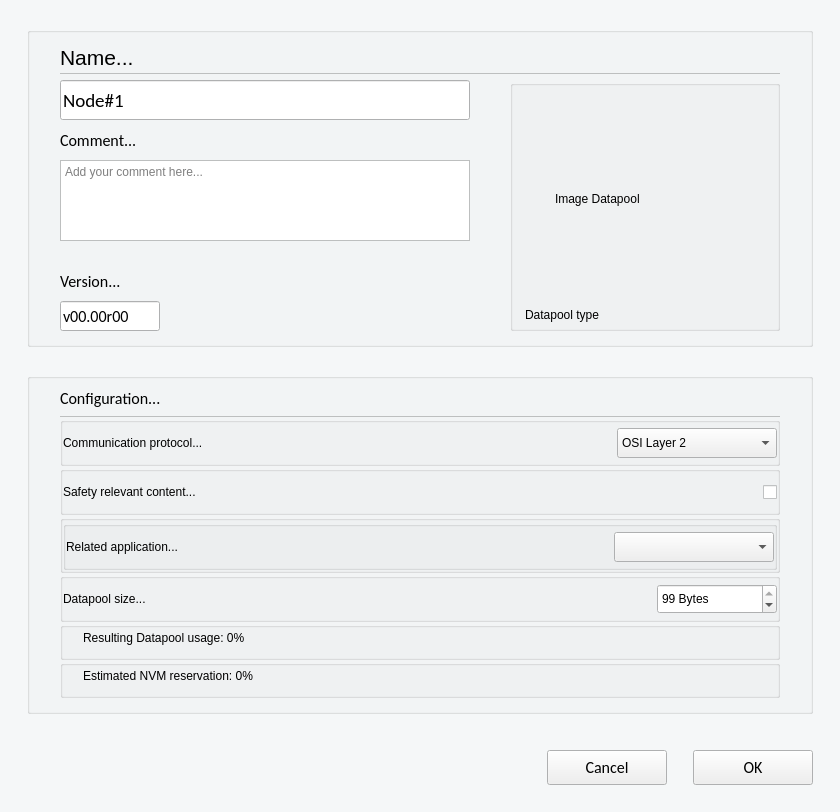
openSYDE/openSYDE, file opensyde_tool/src/system_definition/node_edit/C_SdNdeDatapoolProperties.ui: the form before one commit.
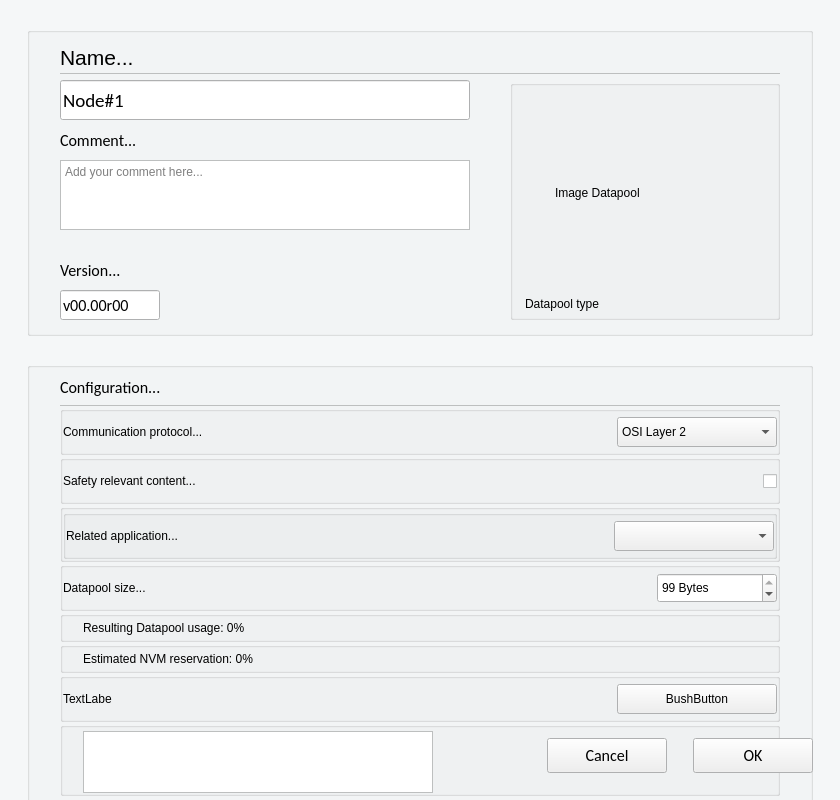
The form after the commit. Custom widgets are drawn as their Qt base class.

```diff
--- a/opensyde_tool/src/system_definition/node_edit/C_SdNdeDatapoolProperties.ui
+++ b/opensyde_tool/src/system_definition/node_edit/C_SdNdeDatapoolProperties.ui
@@ -10,7 +10,7 @@
     <x>0</x>
     <y>0</y>
     <width>840</width>
-    <height>812</height>
+    <height>800</height>
    </rect>
   </property>
   <property name="sizePolicy">
@@ -22,7 +22,7 @@
   <property name="minimumSize">
    <size>
     <width>840</width>
-    <height>812</height>
+    <height>800</height>
    </size>
   </property>
   <property name="palette">
@@ -1111,7 +1111,7 @@
                <item>
                 <layout class="QHBoxLayout" name="horizontalLayout_15" stretch="0,0,1">
                  <property name="bottomMargin">
-                  <number>9</number>
+                  <number>0</number>
                  </property>
                  <item>
                   <spacer name="horizontalSpacer">
@@ -1174,9 +1174,6 @@
                </property>
                <item>
                 <layout class="QHBoxLayout" name="horizontalLayout_13" stretch="0,0,1">
-                 <property name="bottomMargin">
-                  <number>9</number>
-                 </property>
                  <item>
                   <spacer name="horizontalSpacer_13">
                    <property name="orientation">
@@ -1218,6 +1215,171 @@
               </layout>
              </widget>
             </item>
+            <item>
+             <widget class="stw_opensyde_gui_elements::C_OgeGbxTransparent" name="pc_GroupBoxShareConfiguration">
+              <property name="title">
+               <string/>
+              </property>
+              <layout class="QHBoxLayout" name="horizontalLayout_22" stretch="0,1,0">
+               <property name="spacing">
+                <number>6</number>
+               </property>
+               <property name="leftMargin">
+                <number>0</number>
+               </property>
+               <property name="topMargin">
+                <number>0</number>
+               </property>
+               <property name="rightMargin">
+                <number>0</number>
+               </property>
+               <property name="bottomMargin">
+                <number>0</number>
+               </property>
+               <item>
+                <widget class="stw_opensyde_gui_elements::C_OgeLabGroupItem" name="pc_LabelDatapoolShareConfiguration">
+                 <property name="minimumSize">
+                  <size>
+                   <width>0</width>
+                   <height>40</height>
+                  </size>
+                 </property>
+                 <property name="maximumSize">
+                  <size>
+                   <width>16777215</width>
+                   <height>40</height>
+                  </size>
+                 </property>
+                 <property name="text">
+                  <string>TextLabe</string>
+                 </property>
+                </widget>
+               </item>
+               <item>
+                <spacer name="horizontalSpacer_18">
+                 <property name="orientation">
+                  <enum>Qt::Horizontal</enum>
+                 </property>
+                 <property name="sizeHint" stdset="0">
+                  <size>
+                   <width>476</width>
+                   <height>20</height>
+                  </size>
+                 </property>
+                </spacer>
+               </item>
+               <item>
+                <widget class="stw_opensyde_gui_elements::C_OgePubConfigure" name="pc_BushButtonBreakRelation">
+                 <property name="minimumSize">
+                  <size>
+                   <width>160</width>
+                   <height>30</height>
+                  </size>
+                 </property>
+                 <property name="maximumSize">
+                  <size>
+                   <width>160</width>
+                   <height>30</height>
+                  </size>
+                 </property>
+                 <property name="text">
+                  <string>BushButton</string>
+                 </property>
+                </widget>
+               </item>
+              </layout>
+             </widget>
+            </item>
+            <item>
+             <widget class="stw_opensyde_gui_elements::C_OgeGbxTransparent" name="pc_GroupBoxShareConfigurationList">
+              <property name="title">
+               <string/>
+              </property>
+              <layout class="QHBoxLayout" name="horizontalLayout_23" stretch="0,0,1">
+               <property name="leftMargin">
+                <number>0</number>
+               </property>
+               <property name="topMargin">
+                <number>3</number>
+               </property>
+               <property name="rightMargin">
+                <number>0</number>
+               </property>
+               <property name="bottomMargin">
+                <number>0</number>
+               </property>
+               <item>
+                <spacer name="horizontalSpacer_20">
+                 <property name="orientation">
+                  <enum>Qt::Horizontal</enum>
+                 </property>
+                 <property name="sizeType">
+                  <enum>QSizePolicy::Fixed</enum>
+                 </property>
+                 <property name="sizeHint" stdset="0">
+                  <size>
+                   <width>20</width>
+                   <height>20</height>
+                  </size>
+                 </property>
+                </spacer>
+               </item>
+               <item>
+                <widget class="QWidget" name="widget_2" native="true">
+                 <layout class="QVBoxLayout" name="verticalLayout_9" stretch="1">
+                  <property name="leftMargin">
+                   <number>0</number>
+                  </property>
+                  <property name="topMargin">
+                   <number>0</number>
+                  </property>
+                  <property name="rightMargin">
+                   <number>0</number>
+                  </property>
+                  <property name="bottomMargin">
+                   <number>0</number>
+                  </property>
+                  <item>
+                   <widget class="stw_opensyde_gui::C_SdNdeDataPoolSelectorAddListWidget" name="pc_ListWidgetSharedDatapoolInfo">
+                    <property name="sizePolicy">
+                     <sizepolicy hsizetype="Fixed" vsizetype="Expanding">
+                      <horstretch>0</horstretch>
+                      <verstretch>0</verstretch>
+                     </sizepolicy>
+                    </property>
+                    <property name="minimumSize">
+                     <size>
+                      <width>350</width>
+                      <height>62</height>
+                     </size>
+                    </property>
+                    <property name="maximumSize">
+                     <size>
+                      <width>350</width>
+                      <height>62</height>
+                     </size>
+                    </property>
+                   </widget>
+                  </item>
+                 </layout>
+                </widget>
+               </item>
+               <item>
+                <spacer name="horizontalSpacer_21">
+                 <property name="orientation">
+                  <enum>Qt::Horizontal</enum>
+                 </property>
+                 <property name="sizeHint" stdset="0">
+                  <size>
+                   <width>328</width>
+                   <height>20</height>
+                  </size>
+                 </property>
+                </spacer>
+               </item>
+              </layout>
+             </widget>
+            </item>
            </layout>
           </item>
          </layout>
@@ -1463,6 +1625,16 @@
    <extends>QLabel</extends>
    <header>C_OgeLabGroupSubItem.h</header>
   </customwidget>
+  <customwidget>
+   <class>stw_opensyde_gui::C_SdNdeDataPoolSelectorAddListWidget</class>
+   <extends>QListWidget</extends>
+   <header>C_SdNdeDataPoolSelectorAddListWidget.h</header>
+  </customwidget>
+  <customwidget>
+   <class>stw_opensyde_gui_elements::C_OgePubConfigure</class>
+   <extends>QPushButton</extends>
+   <header>C_OgePubConfigure.h</header>
+  </customwidget>
  </customwidgets>
  <tabstops>
   <tabstop>pc_LineEditDatapoolName</tabstop>
```
